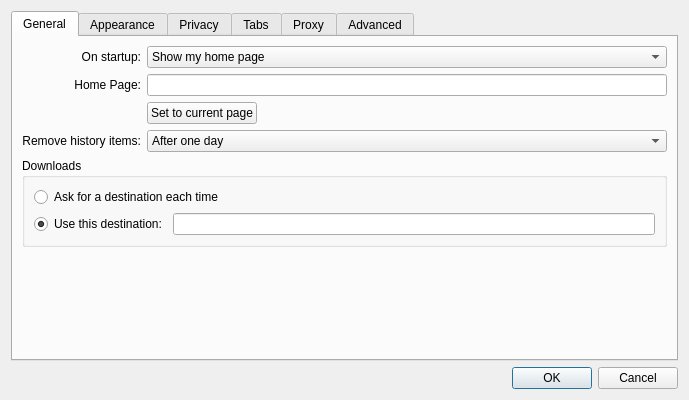
This is src/settings.ui in EndorphinBrowser/browser as Qt 5 draws it before an edit. The edited form follows.
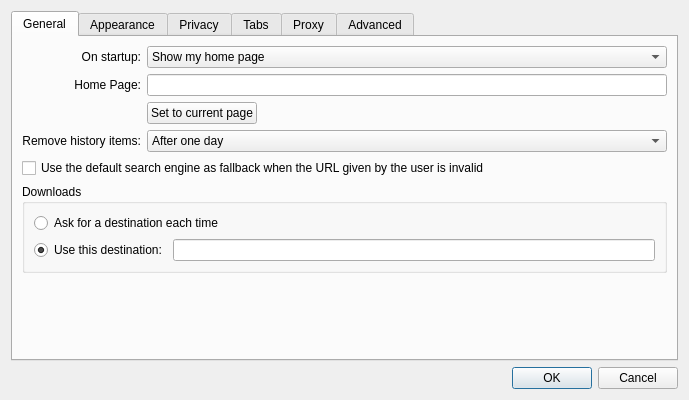
This is the edited form.

Commit message: Add a setting that specifies if the url supplied by the user should be forwarded to the default search engine if it isn't valid.

What changed in the file:
```diff
--- a/src/settings.ui
+++ b/src/settings.ui
@@ -149,6 +149,16 @@
          </item>
         </widget>
        </item>
+       <item row="4" column="0" colspan="3">
+        <widget class="QCheckBox" name="searchEngineFallback">
+         <property name="text">
+          <string>Use the default search engine as fallback when the URL given by the user is invalid</string>
+         </property>
+         <property name="checked">
+          <bool>false</bool>
+         </property>
+        </widget>
+       </item>
        <item row="5" column="0" colspan="3">
         <widget class="QGroupBox" name="groupBox_2">
          <property name="title">
```
The commit also changes 2 other files.
